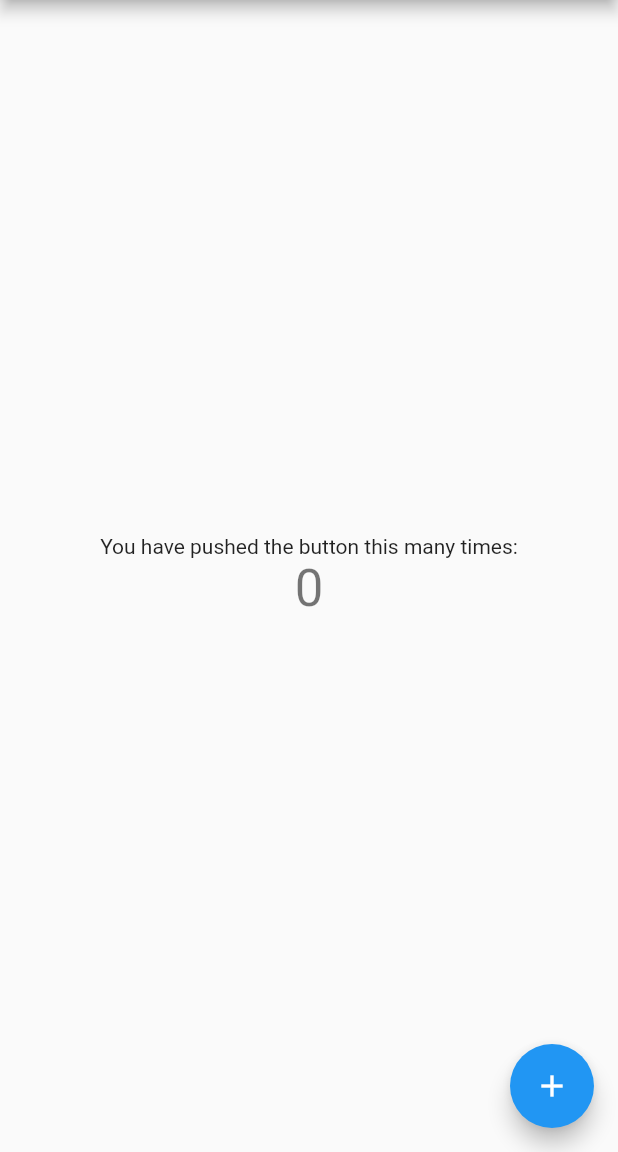
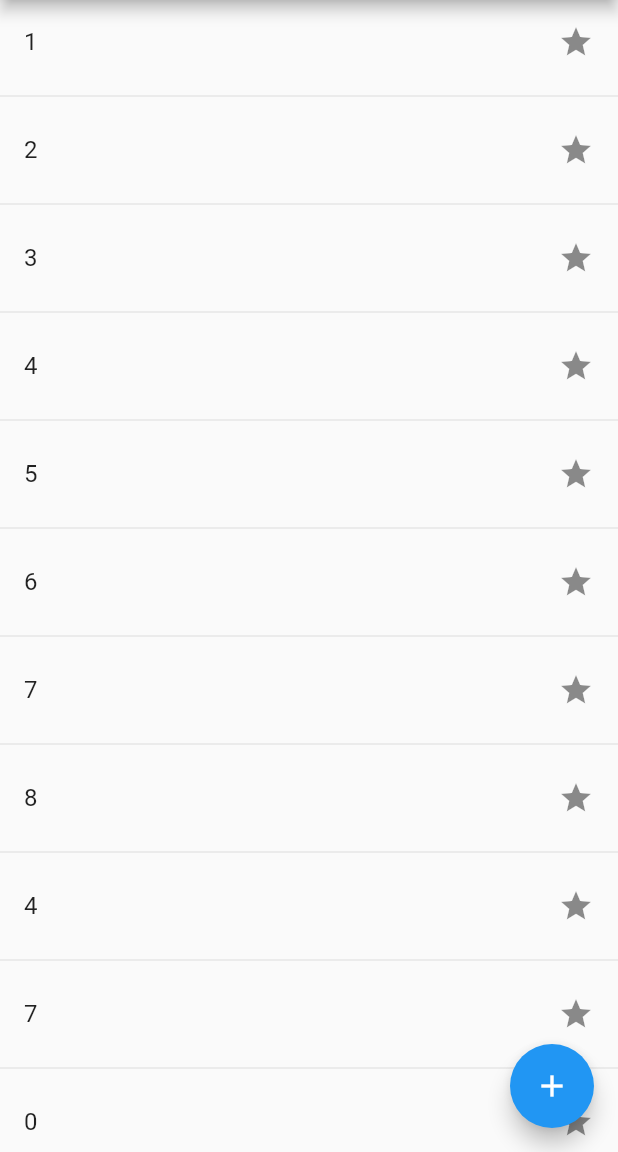
Before and after one commit to JiwonHae94/Flutter-Clean-Architecture-BLoC, a Flutter app: the screen it shows after launch, on a phone screen of 412 x 824 dp, the part 84-1236 px from its top. Run offline on Flutter 3.47's test engine with Material 2 defaults, Android fonts, the phone set to English and light mode, and no system bars; our stand-ins replace fluttertoast; missing offline and left inert: dart:ffi.

```diff
--- a/lib/data/repositories/github_repository.dart
+++ b/lib/data/repositories/github_repository.dart
@@ -12,7 +12,7 @@ class GithubRepositoryImple extends GithubRepository{
     required this.remoteDataSource
   });
 
-  final GithubRemoteSource remoteDataSource;
+  final GithubItemSource remoteDataSource;
 
   @override
   Future<List<GithubRepositoryItem>> requestRepositories() {
@@ -24,5 +24,4 @@ class GithubRepositoryImple extends GithubRepository{
     // TODO: implement requestUsers
     throw UnimplementedError();
   }
-
 }
--- a/lib/data/repositories/item_repository.dart
+++ /dev/null
@@ -1,5 +0,0 @@
-import '../../domain/entities/github_repository.dart';
-
-abstract class RepositoryRes{
-  Future<List<GithubRepositoryItem>> getRepositories();
-}
--- a/lib/domain/entities/github_user.dart
+++ b/lib/domain/entities/github_user.dart
@@ -1,7 +1,7 @@
 import 'dart:ffi';
 import 'dart:ui';
 
-class GithubUser{
+class GithubUser {
   const GithubUser({
     required this.id,
     required this.login,
--- a/lib/main.dart
+++ b/lib/main.dart
@@ -1,4 +1,7 @@
+import 'dart:math';
+
 import 'package:flutter/material.dart';
+import 'package:fluttertoast/fluttertoast.dart';
 
 void main() {
   runApp(const MyApp());
@@ -48,17 +51,19 @@ class MyHomePage extends StatefulWidget {
 }
 
 class _MyHomePageState extends State<MyHomePage> {
-  int _counter = 0;
+  List<int> _items = <int>[1, 2, 3,4, 5, 6, 7, 8];
 
-  void _incrementCounter() {
-    setState(() {
-      // This call to setState tells the Flutter framework that something has
-      // changed in this State, which causes it to rerun the build method below
-      // so that the display can reflect the updated values. If we changed
-      // _counter without calling setState(), then the build method would not be
-      // called again, and so nothing would appear to happen.
-      _counter++;
-    });
+  void _addNumbers(){
+    _items.add(Random().nextInt(_items.length));
+  }
+
+  void _showToast(String msg){
+    print("toast clicked ${msg}");
+    Fluttertoast.showToast(msg: msg,
+      backgroundColor: Colors.white,
+      toastLength: Toast.LENGTH_SHORT,
+      gravity: ToastGravity.BOTTOM
+    );
   }
 
   @override
@@ -78,35 +83,28 @@ class _MyHomePageState extends State<MyHomePage> {
       body: Center(
         // Center is a layout widget. It takes a single child and positions it
         // in the middle of the parent.
-        child: Column(
-          // Column is also a layout widget. It takes a list of children and
-          // arranges them vertically. By default, it sizes itself to fit its
-          // children horizontally, and tries to be as tall as its parent.
-          //
-          // Invoke "debug painting" (press "p" in the console, choose the
-          // "Toggle Debug Paint" action from the Flutter Inspector in Android
-          // Studio, or the "Toggle Debug Paint" command in Visual Studio Code)
-          // to see the wireframe for each widget.
-          //
-          // Column has various properties to control how it sizes itself and
-          // how it positions its children. Here we use mainAxisAlignment to
-          // center the children vertically; the main axis here is the vertical
-          // axis because Columns are vertical (the cross axis would be
-          // horizontal).
-          mainAxisAlignment: MainAxisAlignment.center,
-          children: <Widget>[
-            const Text(
-              'You have pushed the button this many times:',
-            ),
-            Text(
-              '$_counter',
-              style: Theme.of(context).textTheme.headline4,
-            ),
-          ],
+        child : ListView.builder(
+            itemBuilder: (context, i){
+                if(i.isOdd) return const Divider();
+                final index = i ~/2;
+                if (index >= _items.length) {
+                  _items.add(Random().nextInt(_items.length));
+                }
+                return ListTile(
+                  title : Text("${_items[index]}"),
+                  trailing : Icon(
+                    Icons.star
+                  ),
+                  onTap: (){
+                    _showToast("${_items[index]}");
+                  },
+                );
+              }
+            )
+
         ),
-      ),
       floatingActionButton: FloatingActionButton(
-        onPressed: _incrementCounter,
+        onPressed: _addNumbers,
         tooltip: 'Increment',
         child: const Icon(Icons.add),
       ), // This trailing comma makes auto-formatting nicer for build methods.
--- a/pubspec.yaml
+++ b/pubspec.yaml
@@ -34,6 +34,11 @@ dependencies:
   # The following adds the Cupertino Icons font to your application.
   # Use with the CupertinoIcons class for iOS style icons.
   cupertino_icons: ^1.0.2
+  fluttertoast: ^8.0.9
+  json_annotation: ^4.5.0
+  json_serializable: ^6.2.0
+  build_runner: ^2.1.11
+  http: ^0.13.4
 
 dev_dependencies:
   flutter_test:
```
Also changed, not shown: lib/data/repositories/github_item_repository.dart (added, +25 -0 lines), lib/data/source/github_remote_source.dart (+18 -2 lines), lib/data/source/model/github_item.dart (added, +13 -0 lines), lib/data/source/model/github_item.g.dart (added), pubspec.lock, 4 other files.
